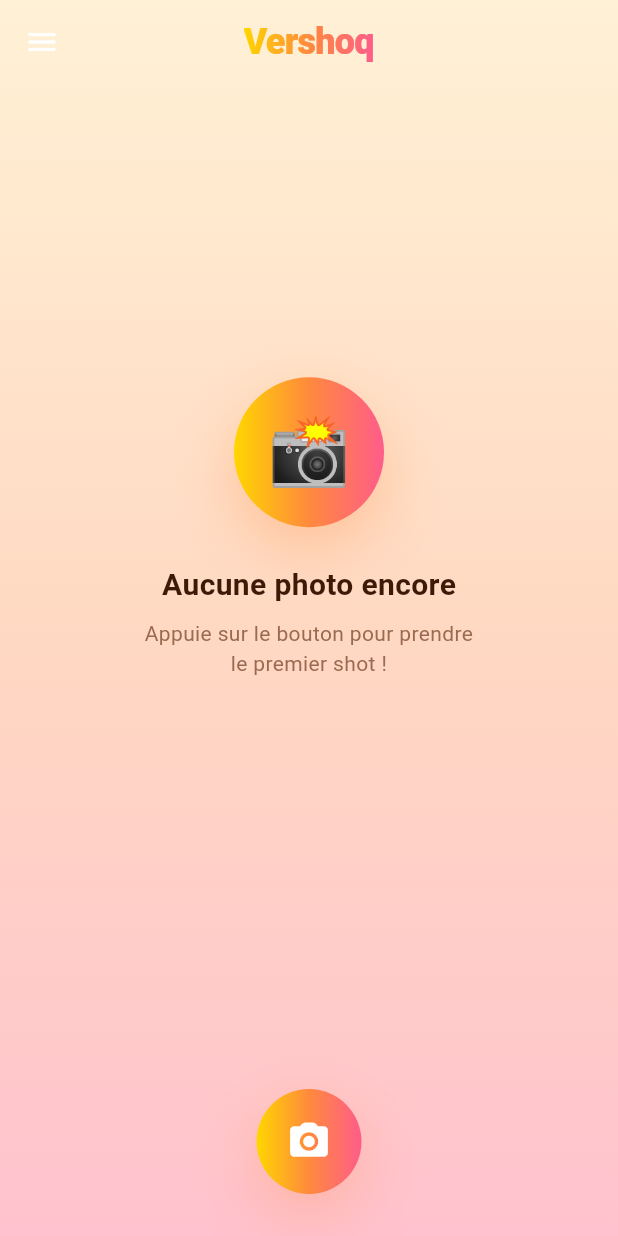
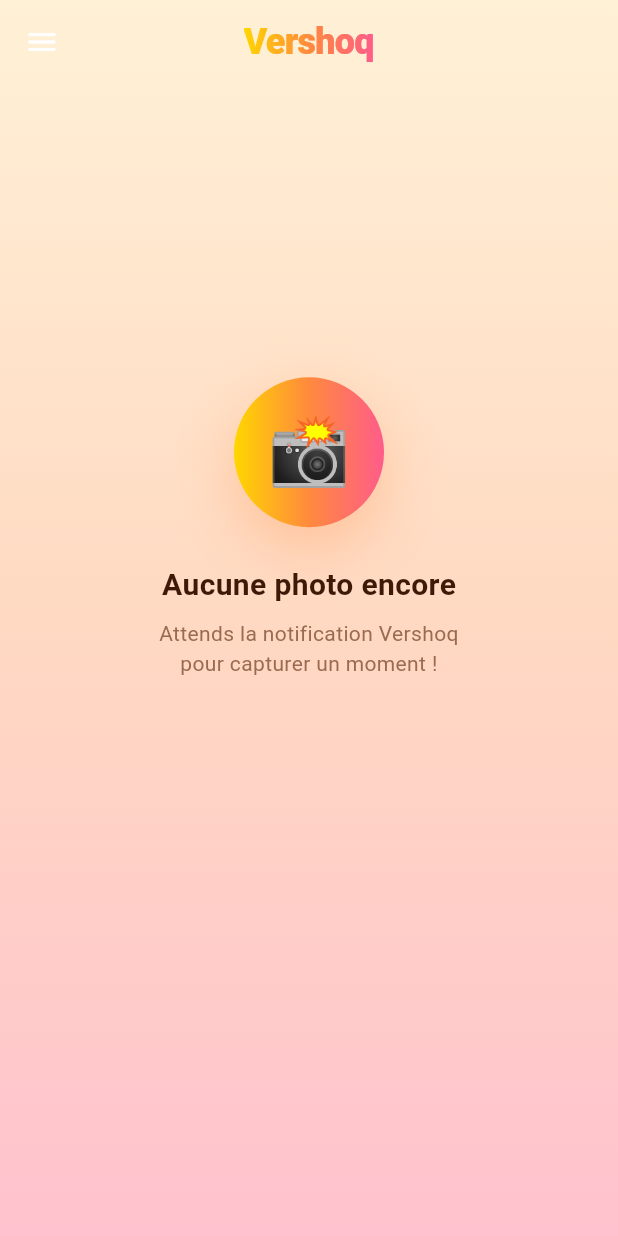
Before and after one commit to t-sdz/Vershoq, a Flutter app: the FeedScreen screen opened directly, on a phone screen of 412 x 824 dp. Run offline on Flutter 3.47's test engine with Material 3 defaults, Android fonts, the phone set to English and light mode, and no system bars; our stand-ins replace camera, cloud_firestore, firebase_core, flutter_image_compress, flutter_local_notifications, flutter_timezone and 3 more; missing offline and left inert: gal; accounts and stored records are empty; generated files the repository leaves out were written again.

```diff
--- a/lib/screens/feed_screen.dart
+++ b/lib/screens/feed_screen.dart
@@ -1,6 +1,5 @@
 import 'dart:convert';
 import 'dart:io';
-import 'dart:math';
 
 import 'package:flutter/material.dart';
 import 'package:gal/gal.dart';
@@ -13,7 +12,6 @@ import '../services/group_service.dart';
 import '../services/notification_service.dart';
 import '../services/storage_service.dart';
 import '../theme/v_theme.dart';
-import 'camera_screen.dart';
 import 'groups_screen.dart';
 import 'landing_screen.dart';
 import 'settings_screen.dart';
@@ -58,24 +56,6 @@ class _FeedScreenState extends State<FeedScreen> {
     }
   }
 
-  Future<void> _triggerShot() async {
-    final names = _members.isNotEmpty
-        ? _members.map((m) => m.username).toList()
-        : await GroupService.getCachedMemberNames();
-    if (names.isEmpty) {
-      ScaffoldMessenger.of(context).showSnackBar(
-        const SnackBar(content: Text('Aucun membre dans le groupe')),
-      );
-      return;
-    }
-    final name = names[Random().nextInt(names.length)];
-    if (!mounted) return;
-    await Navigator.of(context).push(
-      MaterialPageRoute(builder: (_) => CameraScreen(personName: name)),
-    );
-    _load();
-  }
-
   @override
   Widget build(BuildContext context) {
     return Scaffold(
@@ -88,8 +68,6 @@ class _FeedScreenState extends State<FeedScreen> {
           : _group != null
               ? _GroupFeed(groupId: _group!.id, userEmail: _user?.email ?? '')
               : _LocalFeed(onReload: _load),
-      floatingActionButton: _buildFAB(),
-      floatingActionButtonLocation: FloatingActionButtonLocation.centerFloat,
     );
   }
 
@@ -114,26 +92,6 @@ class _FeedScreenState extends State<FeedScreen> {
         builder: (ctx) => IconButton(
           icon: const Icon(Icons.menu_rounded, color: Colors.white),
           onPressed: () => Scaffold.of(ctx).openDrawer(),
-        ),
-      ),
-    );
-  }
-
-  Widget _buildFAB() {
-    return Padding(
-      padding: const EdgeInsets.only(bottom: 12),
-      child: GestureDetector(
-        onTap: _triggerShot,
-        child: Container(
-          width: 70,
-          height: 70,
-          decoration: BoxDecoration(
-            gradient: VTheme.solarGradient,
-            shape: BoxShape.circle,
-            boxShadow: VTheme.glowSolar,
-          ),
-          child: const Icon(Icons.photo_camera_rounded,
-              color: Colors.white, size: 30),
         ),
       ),
     );
@@ -751,7 +709,7 @@ class _EmptyFeed extends StatelessWidget {
                     fontSize: 20,
                     fontWeight: FontWeight.bold)),
             const SizedBox(height: 8),
-            const Text('Appuie sur le bouton pour prendre\nle premier shot !',
+            const Text('Attends la notification Vershoq\npour capturer un moment !',
                 textAlign: TextAlign.center,
                 style: TextStyle(color: VTheme.warmMuted, fontSize: 14)),
             const SizedBox(height: 120),
```
Also changed, not shown: lib/services/notification_service.dart (+37 -4 lines).
